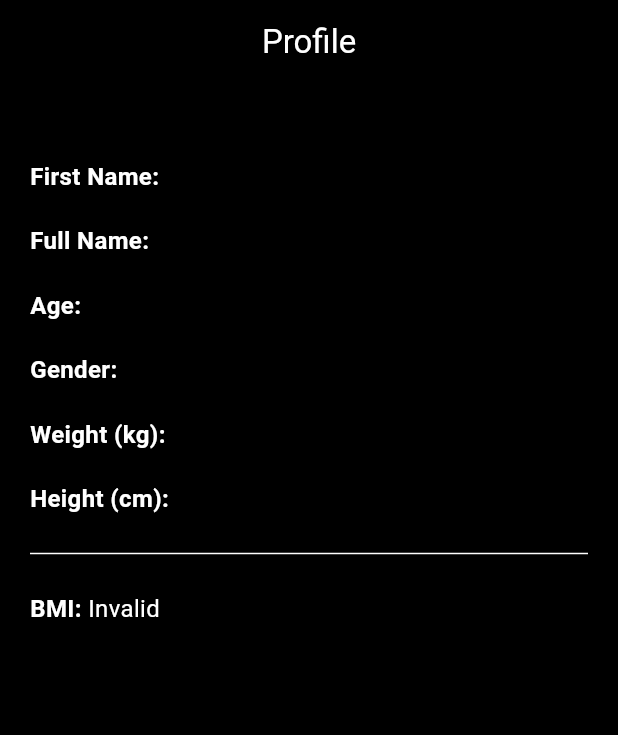
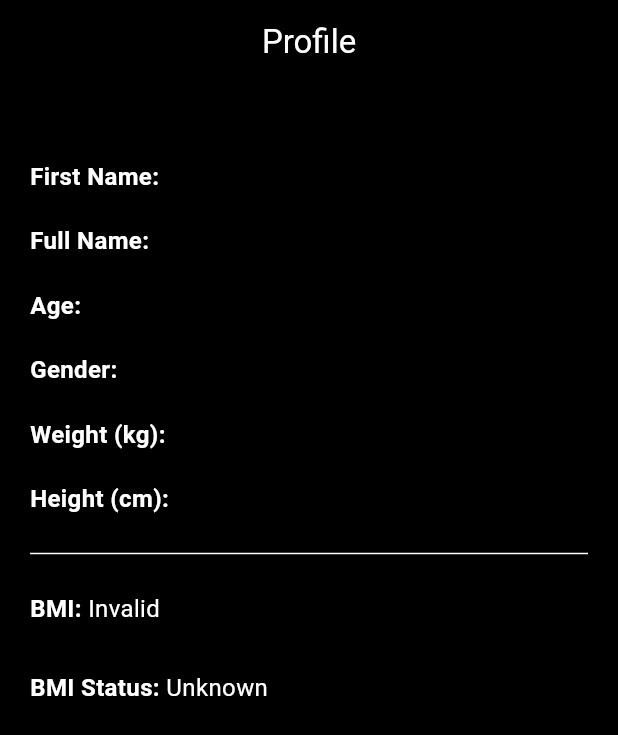
Before and after one commit to MRHS166/bmi, a Flutter app: the ProfilePage screen opened directly, on a phone screen of 412 x 824 dp. Shown: the top 735 px of the screen. Run offline on Flutter 3.47's test engine with Material 3 defaults, Android fonts, the phone set to English and light mode, and no system bars; our stand-ins replace font_awesome_flutter.

Commit message:
Update profile.dart

```diff
--- a/lib/profile.dart
+++ b/lib/profile.dart
@@ -4,16 +4,35 @@ import 'user_data.dart'; // Make sure the path is correct
 class ProfilePage extends StatelessWidget {
   const ProfilePage({super.key});
 
+  String getBmiStatus() {
+    final double? bmiValue = double.tryParse(UserData.bmi);
+    if (bmiValue == null) return 'Unknown';
+
+    if (bmiValue < 18.5) {
+      return 'Underweight';
+    } else if (bmiValue < 25) {
+      return 'Normal';
+    } else if (bmiValue < 30) {
+      return 'Overweight';
+    } else if (bmiValue < 35) {
+      return 'Obese Class I';
+    } else if (bmiValue < 40) {
+      return 'Obese Class II';
+    } else {
+      return 'Obese Class III';
+    }
+  }
+
   @override
   Widget build(BuildContext context) {
     return Scaffold(
-      backgroundColor: Colors.black, // Full black background
+      backgroundColor: Colors.black,
       appBar: AppBar(
-        backgroundColor: Colors.black, // AppBar black too
-        iconTheme: const IconThemeData(color: Colors.white), // White back arrow
+        backgroundColor: Colors.black,
+        iconTheme: const IconThemeData(color: Colors.white),
         title: const Text(
           "Profile",
-          style: TextStyle(color: Colors.white), // Title in white
+          style: TextStyle(color: Colors.white),
         ),
         centerTitle: true,
       ),
@@ -28,8 +47,10 @@ class ProfilePage extends StatelessWidget {
             _buildItem("Gender", UserData.gender),
             _buildItem("Weight (kg)", UserData.weight),
             _buildItem("Height (cm)", UserData.height),
-            const Divider(height: 30, color: Colors.white), // White divider
+            const Divider(height: 30, color: Colors.white),
             _buildItem("BMI", UserData.bmi),
+            const SizedBox(height: 10),
+            _buildItem("BMI Status", getBmiStatus()),
           ],
         ),
       ),
@@ -47,13 +68,13 @@ class ProfilePage extends StatelessWidget {
             style: const TextStyle(
               fontWeight: FontWeight.bold,
               fontSize: 16,
-              color: Colors.white, // White label
+              color: Colors.white,
             ),
           ),
           Expanded(
             child: Text(
               value,
-              style: const TextStyle(fontSize: 16, color: Colors.white), // White value
+              style: const TextStyle(fontSize: 16, color: Colors.white),
             ),
           ),
         ],
```
